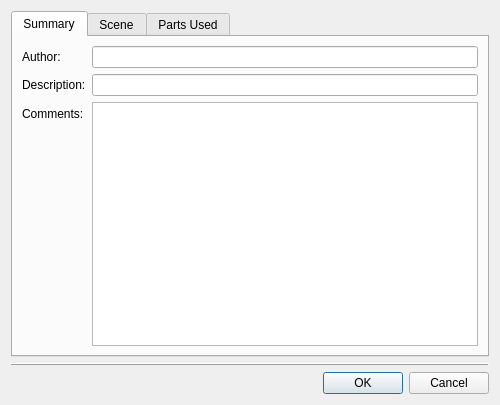
leozide/leocad, file branches/model/qt/lc_qpropertiesdialog.ui: the form before one commit.
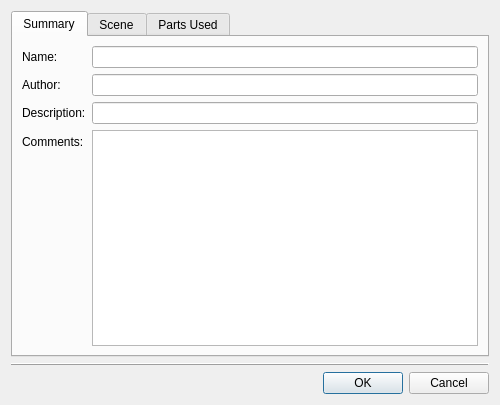
The form after the commit.

What changed in the file:
```diff
--- a/branches/model/qt/lc_qpropertiesdialog.ui
+++ b/branches/model/qt/lc_qpropertiesdialog.ui
@@ -7,7 +7,7 @@
     <x>0</x>
     <y>0</y>
     <width>500</width>
-    <height>389</height>
+    <height>391</height>
    </rect>
   </property>
   <property name="windowTitle">
@@ -24,40 +24,50 @@
        <string>Summary</string>
       </attribute>
       <layout class="QFormLayout" name="formLayout_3">
-       <item row="0" column="0">
+       <item row="1" column="0">
         <widget class="QLabel" name="label">
          <property name="text">
           <string>Author:</string>
          </property>
         </widget>
        </item>
-       <item row="0" column="1">
+       <item row="1" column="1">
         <widget class="QLineEdit" name="authorEdit"/>
        </item>
-       <item row="1" column="0">
+       <item row="2" column="0">
         <widget class="QLabel" name="label_3">
          <property name="text">
           <string>Description:</string>
          </property>
         </widget>
        </item>
-       <item row="1" column="1">
+       <item row="2" column="1">
         <widget class="QLineEdit" name="descriptionEdit"/>
        </item>
-       <item row="2" column="0">
+       <item row="3" column="0">
         <widget class="QLabel" name="label_2">
          <property name="text">
           <string>Comments:</string>
          </property>
         </widget>
        </item>
-       <item row="2" column="1">
+       <item row="3" column="1">
         <widget class="QTextEdit" name="commentsEdit">
          <property name="acceptRichText">
           <bool>false</bool>
          </property>
         </widget>
        </item>
+       <item row="0" column="1">
+        <widget class="QLineEdit" name="nameEdit"/>
+       </item>
+       <item row="0" column="0">
+        <widget class="QLabel" name="label_4">
+         <property name="text">
+          <string>Name:</string>
+         </property>
+        </widget>
+       </item>
       </layout>
      </widget>
      <widget class="QWidget" name="tabScene">
```
Left out of the diff: 4 changed lines with no effect on the pictures.
